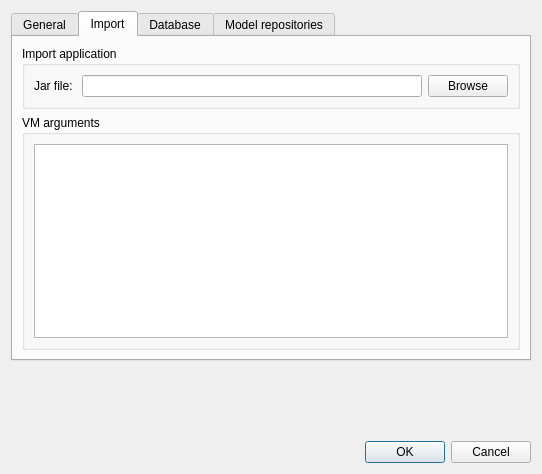
Qt form ui/options.ui (veriso/veriso) before a commit.
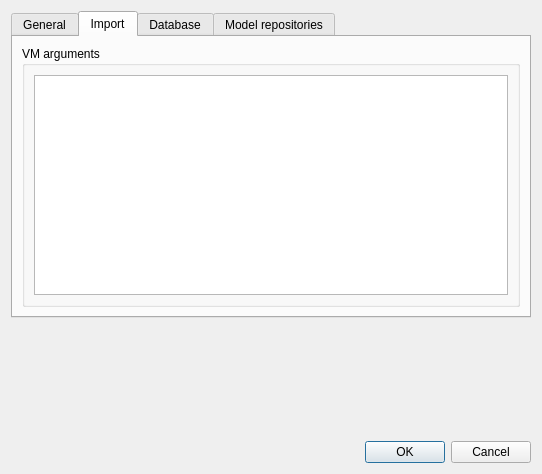
The same form after that commit. The open tabs and pages were chosen to show the change.

Patch:
```diff
--- a/ui/options.ui
+++ b/ui/options.ui
@@ -139,36 +139,6 @@
       </attribute>
       <layout class="QGridLayout" name="gridLayout_7">
        <item row="1" column="0">
-        <widget class="QGroupBox" name="groupBox_3">
-         <property name="title">
-          <string>Import application</string>
-         </property>
-         <layout class="QGridLayout" name="gridLayout_4">
-          <item row="2" column="0">
-           <layout class="QHBoxLayout" name="horizontalLayout">
-            <item>
-             <widget class="QLabel" name="label_8">
-              <property name="text">
-               <string>Jar file: </string>
-              </property>
-             </widget>
-            </item>
-            <item>
-             <widget class="QLineEdit" name="lineEditImportJar"/>
-            </item>
-            <item>
-             <widget class="QPushButton" name="btnBrowseImportJar">
-              <property name="text">
-               <string>Browse</string>
-              </property>
-             </widget>
-            </item>
-           </layout>
-          </item>
-         </layout>
-        </widget>
-       </item>
-       <item row="2" column="0">
         <widget class="QGroupBox" name="groupBox_2">
          <property name="title">
           <string>VM arguments</string>
```
Left out of the diff: 2 changed lines with no effect on the pictures.
